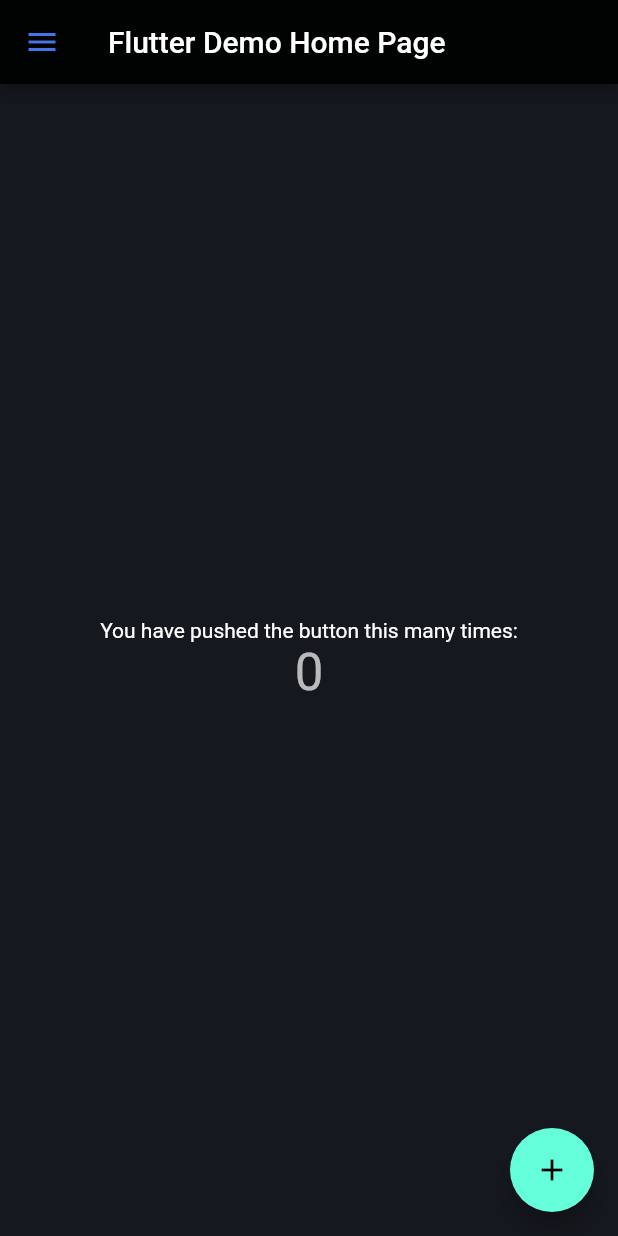
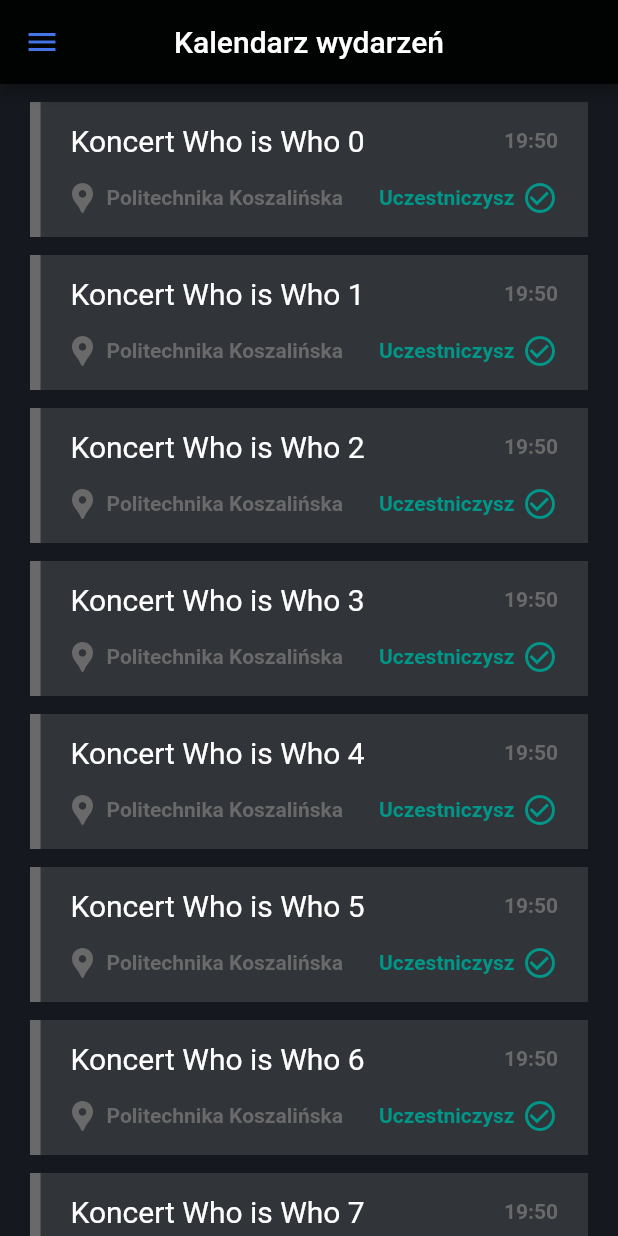
Before and after one commit to anycode-pk/hasior_flutter, a Flutter app: the screen it shows after launch, on a phone screen of 412 x 824 dp. Run offline on Flutter 3.47's test engine with Material 2 defaults, Android fonts, the light colour scheme and no system bars.

Commit message:
WIP calendar

```diff
--- a/lib/main.dart
+++ b/lib/main.dart
@@ -10,28 +10,18 @@
 class MyApp extends StatelessWidget {
   const MyApp({Key? key}) : super(key: key);
 
-  // This widget is the root of your application.
   @override
   Widget build(BuildContext context) {
     return MaterialApp(
-      title: 'Flutter Demo',
+      title: 'Studencka aPKa',
       theme: theme,
-      home: const MyHomePage(title: 'Flutter Demo Home Page'),
+      home: const MyHomePage(title: 'Kalendarz wydarzeń'),
     );
   }
 }
 
 class MyHomePage extends StatefulWidget {
   const MyHomePage({Key? key, required this.title}) : super(key: key);
-
-  // This widget is the home page of your application. It is stateful, meaning
-  // that it has a State object (defined below) that contains fields that affect
-  // how it looks.
-
-  // This class is the configuration for the state. It holds the values (in this
-  // case the title) provided by the parent (in this case the App widget) and
-  // used by the build method of the State. Fields in a Widget subclass are
-  // always marked "final".
 
   final String title;
 
@@ -40,31 +30,12 @@
 }
 
 class _MyHomePageState extends State<MyHomePage> {
-  int _counter = 0;
-
-  void _incrementCounter() {
-    setState(() {
-      // This call to setState tells the Flutter framework that something has
-      // changed in this State, which causes it to rerun the build method below
-      // so that the display can reflect the updated values. If we changed
-      // _counter without calling setState(), then the build method would not be
-      // called again, and so nothing would appear to happen.
-      _counter++;
-    });
-  }
-
+  static const grayColor = Color.fromRGBO(105, 105, 105, 1);
   @override
   Widget build(BuildContext context) {
-    // This method is rerun every time setState is called, for instance as done
-    // by the _incrementCounter method above.
-    //
-    // The Flutter framework has been optimized to make rerunning build methods
-    // fast, so that you can just rebuild anything that needs updating rather
-    // than having to individually change instances of widgets.
     return Scaffold(
       appBar: AppBar(
-        // Here we take the value from the MyHomePage object that was created by
-        // the App.build method, and use it to set our appbar title.
+        centerTitle: true,
         title: Text(widget.title),
       ),
       drawer: Theme(
@@ -74,40 +45,87 @@
         child: const NavigationDrawer(),
       ),
       body: Center(
-        // Center is a layout widget. It takes a single child and positions it
-        // in the middle of the parent.
+          child: ListView.separated(
+              padding: const EdgeInsets.symmetric(vertical: 12, horizontal: 20),
+              itemCount: 50,
+              separatorBuilder: (context, index) {
+                return const SizedBox(height: 12);
+              },
+              itemBuilder: (context, index) {
+                return buildCard(index);
+              })),
+    );
+  }
+
+  Widget buildCard(int index) => Container(
+      color: const Color.fromRGBO(49, 52, 57, 1),
+      width: double.infinity,
+      height: 90,
+      child: Container(
+        decoration: const BoxDecoration(
+            border: Border(
+                left: BorderSide(
+          color: grayColor,
+          width: 7.0,
+        ))),
+        padding: const EdgeInsets.symmetric(horizontal: 20),
         child: Column(
-          // Column is also a layout widget. It takes a list of children and
-          // arranges them vertically. By default, it sizes itself to fit its
-          // children horizontally, and tries to be as tall as its parent.
-          //
-          // Invoke "debug painting" (press "p" in the console, choose the
-          // "Toggle Debug Paint" action from the Flutter Inspector in Android
-          // Studio, or the "Toggle Debug Paint" command in Visual Studio Code)
-          // to see the wireframe for each widget.
-          //
-          // Column has various properties to control how it sizes itself and
-          // how it positions its children. Here we use mainAxisAlignment to
-          // center the children vertically; the main axis here is the vertical
-          // axis because Columns are vertical (the cross axis would be
-          // horizontal).
-          mainAxisAlignment: MainAxisAlignment.center,
-          children: <Widget>[
-            const Text(
-              'You have pushed the button this many times:',
+          mainAxisAlignment: MainAxisAlignment.spaceEvenly,
+          children: [
+            Row(
+              children: [
+                Expanded(
+                  child: Text(
+                    "Koncert Who is Who $index",
+                    style: const TextStyle(fontSize: 20),
+                    overflow: TextOverflow.ellipsis,
+                  ),
+                ),
+                const SizedBox(width: 20),
+                const Text(
+                  "19:50",
+                  style:
+                      TextStyle(color: grayColor, fontWeight: FontWeight.bold),
+                ),
+              ],
             ),
-            Text(
-              '$_counter',
-              style: Theme.of(context).textTheme.headline4,
+            Row(
+              children: [
+                Expanded(
+                  child: Row(
+                    children: [
+                      Container(
+                        transform: Matrix4.translationValues(-4.0, 0.0, 0.0),
+                        child: const Icon(
+                          Icons.location_pin,
+                          color: grayColor,
+                        ),
+                      ),
+                      const Expanded(
+                        child: Text("Politechnika Koszalińska",
+                            overflow: TextOverflow.ellipsis,
+                            style: TextStyle(
+                                color: grayColor, fontWeight: FontWeight.bold)),
+                      )
+                    ],
+                  ),
+                ),
+                const SizedBox(width: 20),
+                Row(
+                  children: const [
+                    Text("Uczestniczysz",
+                        style: TextStyle(
+                            color: Color.fromRGBO(0, 150, 136, 1), fontWeight: FontWeight.bold)),
+                    SizedBox(width: 5),
+                    Icon(
+                      Icons.check_circle_outline,
+                      color: Color.fromRGBO(0, 150, 136, 1),
+                    )
+                  ],
+                )
+              ],
             ),
           ],
         ),
-      ),
-      floatingActionButton: FloatingActionButton(
-        onPressed: _incrementCounter,
-        tooltip: 'Increment',
-        child: const Icon(Icons.add),
-      ), // This trailing comma makes auto-formatting nicer for build methods.
-    );
-  }
+      ));
 }
```
